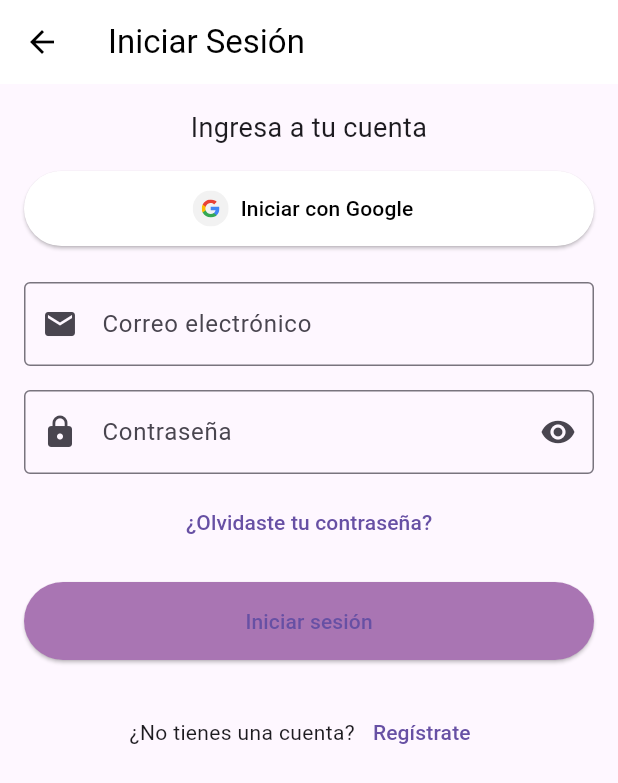
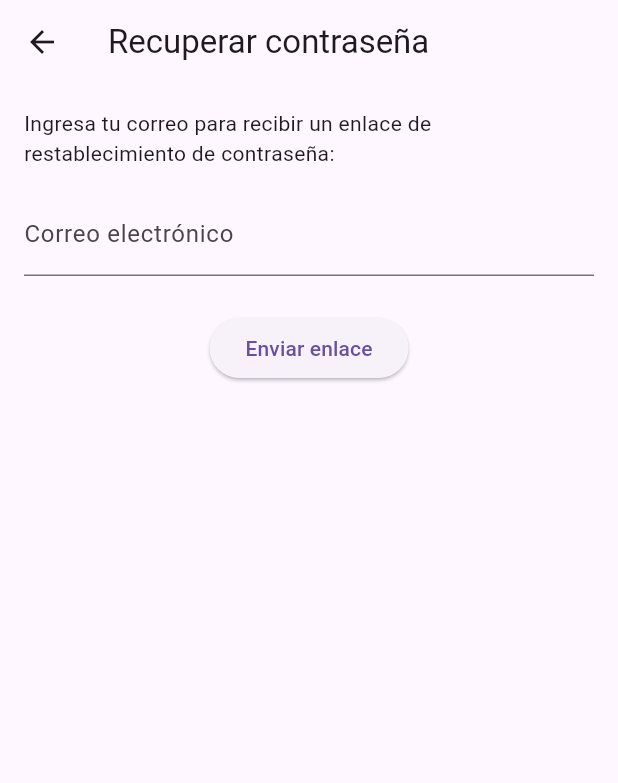
Before and after one commit to Myry05/MyAppMobile, a Flutter app: the LoginScreen screen opened directly, after a tap on "¿Olvidaste tu contraseña?", on a phone screen of 412 x 824 dp. Shown: the top 783 px of the screen. Run offline on Flutter 3.47's test engine with Material 3 defaults, Android fonts, the light colour scheme and no system bars; our stand-ins replace firebase_auth, firebase_core, flutter_svg, google_sign_in; accounts and stored records are empty.

Commit message:
Se agrego la recuperación de la cuenta

```diff
--- /dev/null
+++ b/mychatme/lib/screens/forgot_password_screen.dart
@@ -0,0 +1,62 @@
+import 'package:flutter/material.dart';
+import 'package:firebase_auth/firebase_auth.dart';
+
+class ForgotPasswordScreen extends StatelessWidget {
+  const ForgotPasswordScreen({super.key});
+
+  @override
+  Widget build(BuildContext context) {
+    final TextEditingController emailController = TextEditingController();
+
+    return Scaffold(
+      appBar: AppBar(
+        title: const Text("Recuperar contraseña"),
+      ),
+      body: Padding(
+        padding: const EdgeInsets.all(16.0),
+        child: Column(
+          crossAxisAlignment: CrossAxisAlignment.start,
+          children: [
+            const Text(
+              "Ingresa tu correo para recibir un enlace de restablecimiento de contraseña:",
+            ),
+            const SizedBox(height: 16),
+            TextField(
+              controller: emailController,
+              decoration: const InputDecoration(
+                labelText: "Correo electrónico",
+              ),
+            ),
+            const SizedBox(height: 24),
+            Center(
+              child: ElevatedButton(
+                onPressed: () {
+                  final email = emailController.text.trim();
+                  if (email.isNotEmpty) {
+                    FirebaseAuth.instance
+                        .sendPasswordResetEmail(email: email)
+                        .then((_) {
+                      ScaffoldMessenger.of(context).showSnackBar(
+                        const SnackBar(content: Text("Correo enviado.")),
+                      );
+                      Navigator.pop(context);
+                    }).catchError((error) {
+                      ScaffoldMessenger.of(context).showSnackBar(
+                        SnackBar(content: Text("Error: $error")),
+                      );
+                    });
+                  } else {
+                    ScaffoldMessenger.of(context).showSnackBar(
+                      const SnackBar(content: Text("Por favor ingresa un correo.")),
+                    );
+                  }
+                },
+                child: const Text("Enviar enlace"),
+              ),
+            )
+          ],
+        ),
+      ),
+    );
+  }
+}
--- a/mychatme/lib/screens/login_screen.dart
+++ b/mychatme/lib/screens/login_screen.dart
@@ -4,6 +4,8 @@ import 'package:firebase_auth/firebase_auth.dart';
 import 'package:mychatme/screens/register_screen.dart';
 import 'package:mychatme/services/auth_service.dart';
 import 'package:flutter_svg/flutter_svg.dart';
+import 'package:mychatme/screens/forgot_password_screen.dart';
+
 
 class LoginScreen extends StatefulWidget {
   const LoginScreen({super.key});
@@ -151,6 +153,10 @@ class _LoginScreenState extends State<LoginScreen> {
             TextButton(
               onPressed: () {
                 // lógica para recuperar contraseña
+                Navigator.push(
+                  context,
+                  MaterialPageRoute(builder: (_) => const ForgotPasswordScreen()),
+                );
               },
               child: const Text("¿Olvidaste tu contraseña?"),
             ),
```
